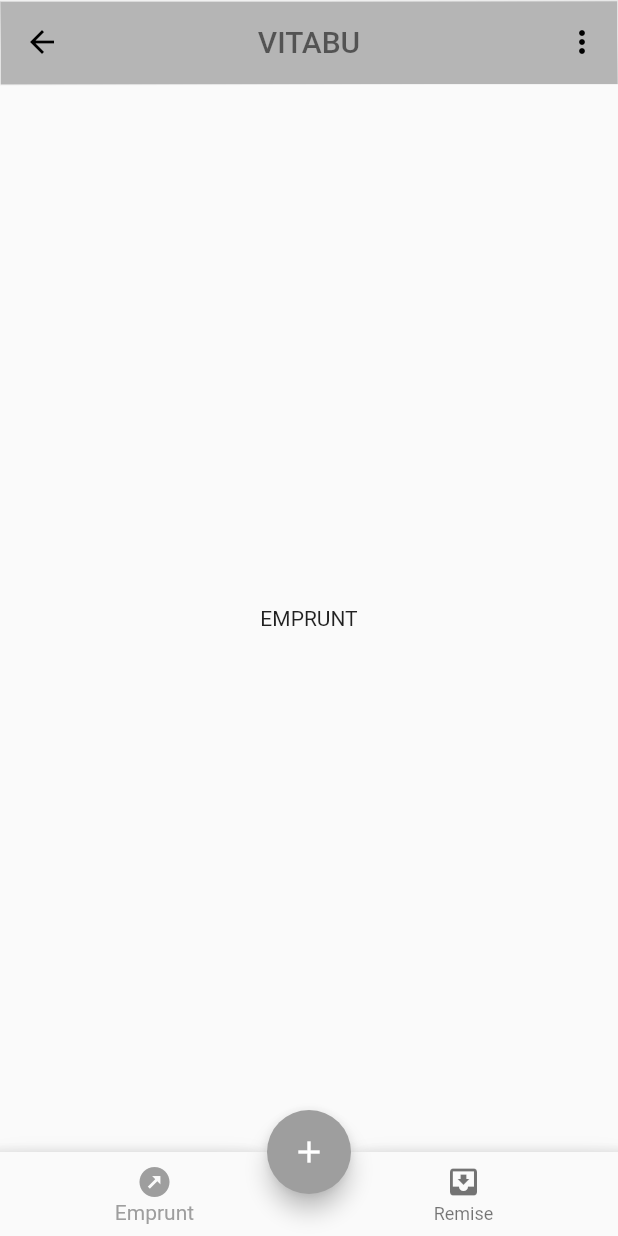
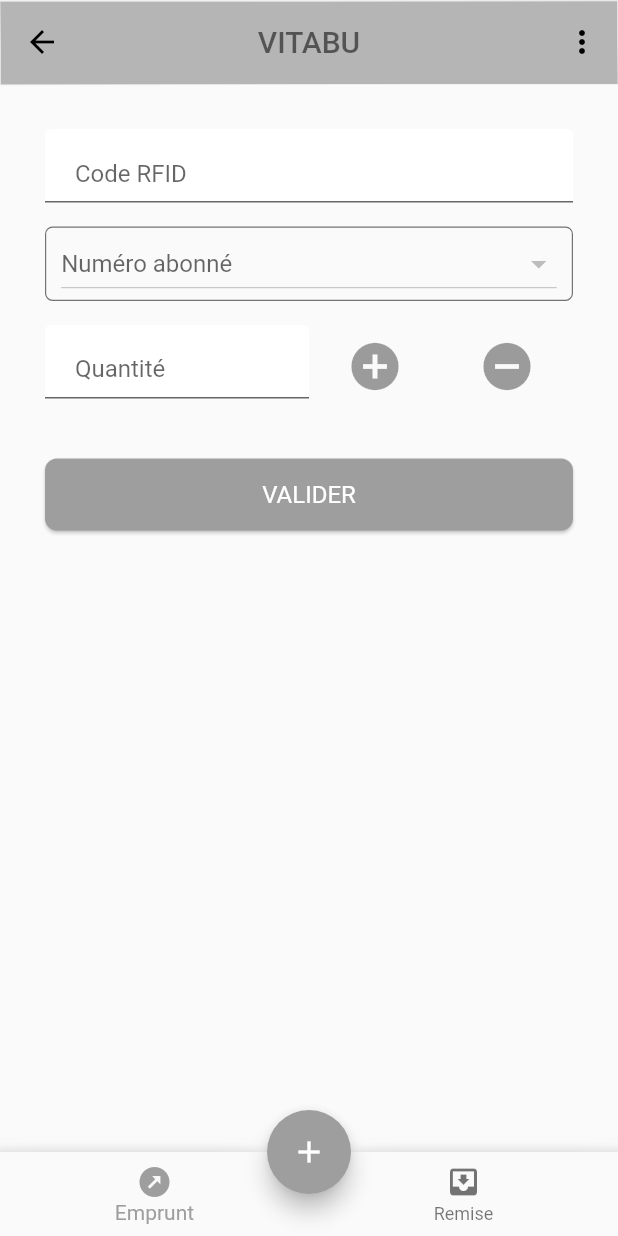
Before and after one commit to chizakasipascal/vitabu-mobile, a Flutter app: the HomeScreen screen opened by its route, on a phone screen of 412 x 824 dp. Run offline on Flutter 3.47's test engine with Material 2 defaults, Android fonts, the phone set to English and light mode, and no system bars; our stand-ins replace modal_progress_hud.

Commit message:
Basique ui emprunt

```diff
--- a/lib/src/views/screens/emprunt.dart
+++ b/lib/src/views/screens/emprunt.dart
@@ -1,11 +1,106 @@
 import 'package:flutter/material.dart';
+import 'package:vitabu/src/views/widgets/button.dart';
+import 'package:vitabu/src/views/widgets/text_box.dart';
 
-class EmpruntScreen extends StatelessWidget {
+class EmpruntScreen extends StatefulWidget {
+  const EmpruntScreen({Key key}) : super(key: key);
+
+  @override
+  _EmpruntScreenState createState() => _EmpruntScreenState();
+}
+
+class _EmpruntScreenState extends State<EmpruntScreen> {
+  final List _numberList = ["Number 1", "Number 2", "Number 3", "Number 4"];
+  List<DropdownMenuItem<String>> _dropDownMenuItems;
+  String _currentNumber;
+
+  List<DropdownMenuItem<String>> getDropDownMenuItems() {
+    List<DropdownMenuItem<String>> items = List();
+    for (String number in _numberList) {
+      items.add(
+        DropdownMenuItem(
+          value: number,
+          child: Text(number),
+        ),
+      );
+    }
+    return items;
+  }
+
+  void _changedDropDownItem(String selectedNumber) {
+    setState(() {
+      _currentNumber = selectedNumber;
+    });
+  }
+
   @override
   Widget build(BuildContext context) {
-    return Center(
-      child: Container(
-        child: Text("EMPRUNT"),
+    return Container(
+      child: ListView(
+        padding: const EdgeInsets.fromLTRB(30, 30, 30, 10),
+        children: [
+          SizedBox(
+            child: buildTextBox(
+              "Code RFID",
+            ),
+          ),
+          SizedBox(height: 16),
+          Container(
+            padding: const EdgeInsets.symmetric(horizontal: 10.0),
+            decoration: BoxDecoration(
+              borderRadius: BorderRadius.circular(5.0),
+              border: Border.all(
+                color: Colors.black54,
+                style: BorderStyle.solid,
+                width: 0.80,
+              ),
+            ),
+            child: DropdownButton(
+              disabledHint: const Text("Numéro abonné"),
+              isExpanded: true,
+              value: _currentNumber,
+              items: _dropDownMenuItems,
+              onChanged: _changedDropDownItem,
+            ),
+          ),
+          SizedBox(height: 16),
+          Row(
+            mainAxisAlignment: MainAxisAlignment.spaceAround,
+            children: [
+              Expanded(
+                flex: 2,
+                child: buildTextBox(
+                  "Quantité",
+                ),
+              ),
+              Expanded(
+                flex: 1,
+                child: IconButton(
+                  icon: Icon(
+                    Icons.add_circle,
+                    size: 38,
+                  ),
+                  onPressed: () {},
+                ),
+              ),
+              Expanded(
+                flex: 1,
+                child: IconButton(
+                  icon: Icon(
+                    Icons.remove_circle,
+                    size: 38,
+                  ),
+                  onPressed: () {},
+                ),
+              ),
+            ],
+          ),
+          SizedBox(height: 40),
+          Button(
+            caption: "VALIDER",
+            onPressed: () {},
+          ),
+        ],
       ),
     );
   }
--- a/lib/src/views/screens/login.dart
+++ b/lib/src/views/screens/login.dart
@@ -77,7 +77,7 @@ class _LoginScreenState extends State<LoginScreen> {
                   ),
                   SizedBox(height: 24),
                   Button(
-                    caption: "Connexion",
+                    caption: "CONNEXION",
                     onPressed: () => Navigator.pushReplacementNamed(
                       context,
                       Routes.home,
--- a/lib/src/views/screens/remise.dart
+++ b/lib/src/views/screens/remise.dart
@@ -3,8 +3,8 @@ import 'package:flutter/material.dart';
 class RemiseScreen extends StatelessWidget {
   @override
   Widget build(BuildContext context) {
-    return Center(
-      child: Container(
+    return Container(
+      child: Center(
         child: Text("REMISE"),
       ),
     );
--- a/lib/src/views/widgets/button.dart
+++ b/lib/src/views/widgets/button.dart
@@ -19,7 +19,9 @@ class Button extends StatelessWidget {
         onPressed: onPressed,
         child: Text(
           caption,
-          style: Theme.of(context).textTheme.subtitle1,
+          style: Theme.of(context).textTheme.subtitle1.copyWith(
+                color: Colors.white,
+              ),
         ),
         shape: RoundedRectangleBorder(
           borderRadius: BorderRadius.circular(8),
```
